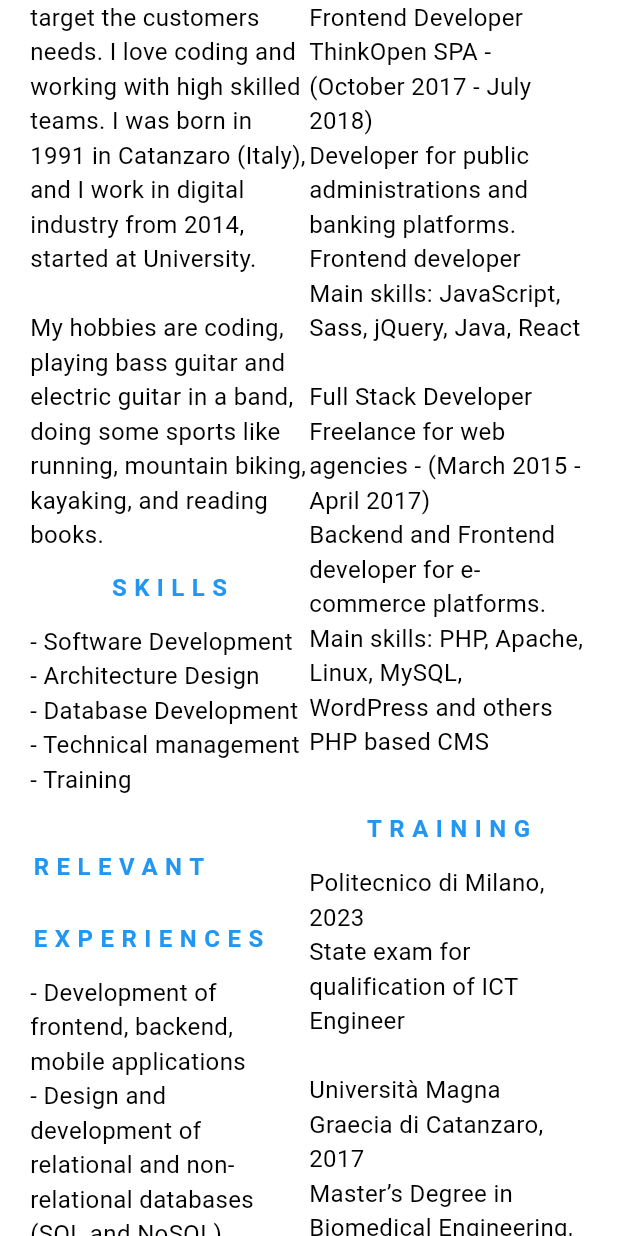
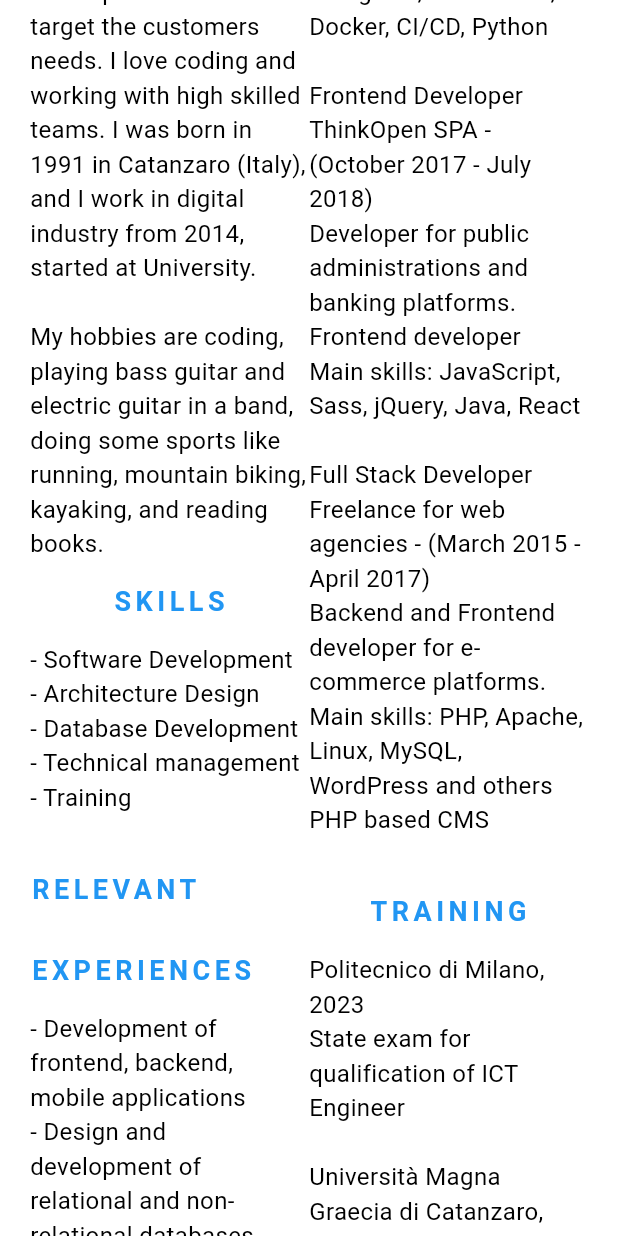
Before and after one commit to davideperrotta/resume_app, a Flutter app: the screen it shows after launch, scrolled down 576 dp, on a phone screen of 412 x 824 dp. Run offline on Flutter 3.47's test engine with Material 3 defaults, Android fonts, the light colour scheme and no system bars.

Commit message:
improve style pt.2

```diff
--- a/lib/main.dart
+++ b/lib/main.dart
@@ -27,10 +27,10 @@ class CustomComponent extends StatelessWidget {
   final containerWidth = 500.0;
 
   TextStyle titleStyle = TextStyle(
-    fontSize: 16.0,
+    fontSize: 18.0,
     fontWeight: FontWeight.bold,
     color: Colors.blue,
-    letterSpacing: 5,
+    letterSpacing: 3,
     height: 3,
   );
 
@@ -44,7 +44,9 @@ class CustomComponent extends StatelessWidget {
         padding: EdgeInsets.all(20.0),
         color: Colors.white,
         child: Column(children: [
-          Row(
+          Padding(
+            padding: EdgeInsets.all(20.0),
+            child: Row(
               mainAxisAlignment: MainAxisAlignment.spaceBetween,
               children: [
                 /*Column(
@@ -101,7 +103,10 @@ class CustomComponent extends StatelessWidget {
                 ),
               ],
             ),
-          Row(mainAxisAlignment: MainAxisAlignment.spaceEvenly, children: [
+          ),
+          Row(mainAxisAlignment: MainAxisAlignment.start,
+              crossAxisAlignment: CrossAxisAlignment.start,
+              children: [
             Expanded(
                 child: Column(children: [
               Text(
```
Lines whose indentation alone changed are shown as unchanged.
